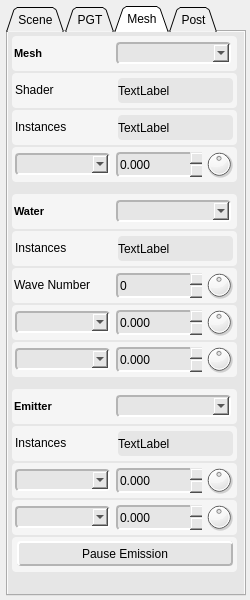
Qt form ShaderEditor/qt/project/tweaker.ui (karajensen/shader-editor) before a commit.
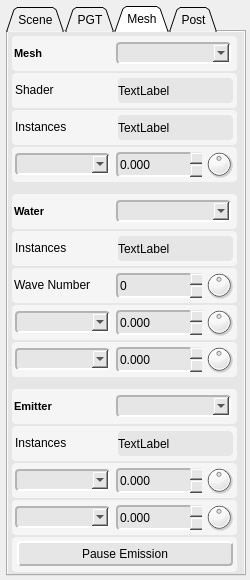
The same form after that commit. The open tabs and pages were chosen to show the change.

Diff of the .ui file:
```diff
--- a/ShaderEditor/qt/project/tweaker.ui
+++ b/ShaderEditor/qt/project/tweaker.ui
@@ -7,7 +7,7 @@
     <x>0</x>
     <y>0</y>
     <width>250</width>
-    <height>600</height>
+    <height>580</height>
    </rect>
   </property>
   <property name="sizePolicy">
@@ -19,13 +19,13 @@
   <property name="minimumSize">
    <size>
     <width>250</width>
-    <height>600</height>
+    <height>580</height>
    </size>
   </property>
   <property name="maximumSize">
    <size>
     <width>300</width>
-    <height>600</height>
+    <height>580</height>
    </size>
   </property>
   <property name="windowTitle">
```
Left out of the diff: 2 changed lines with no effect on the pictures.
